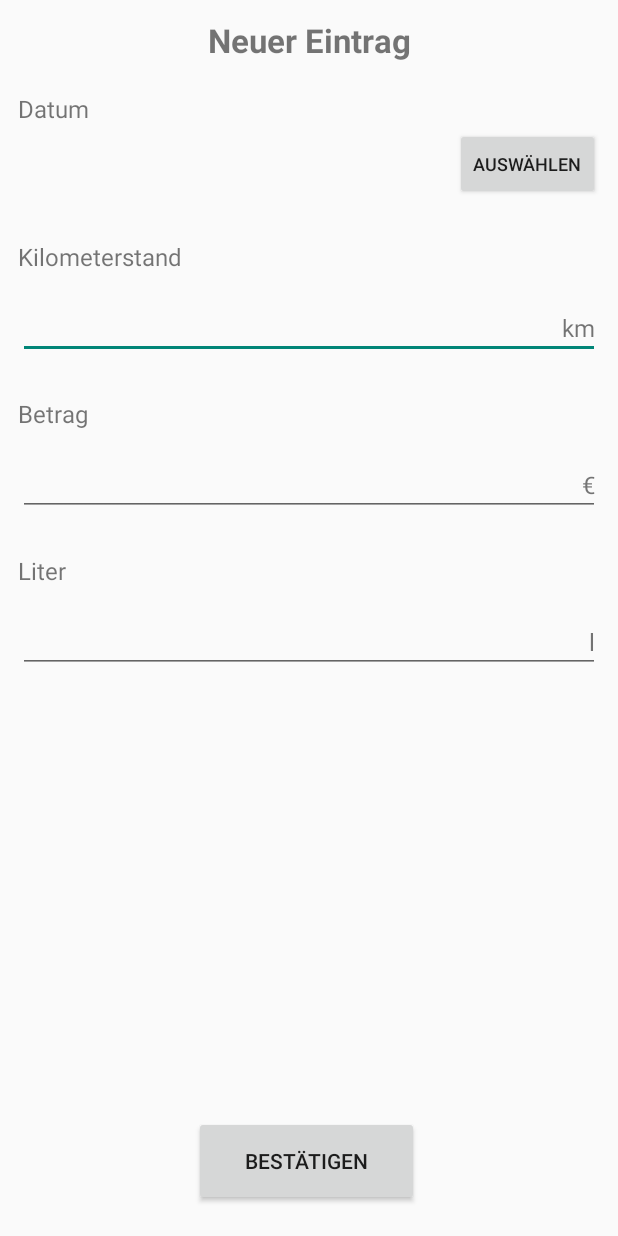
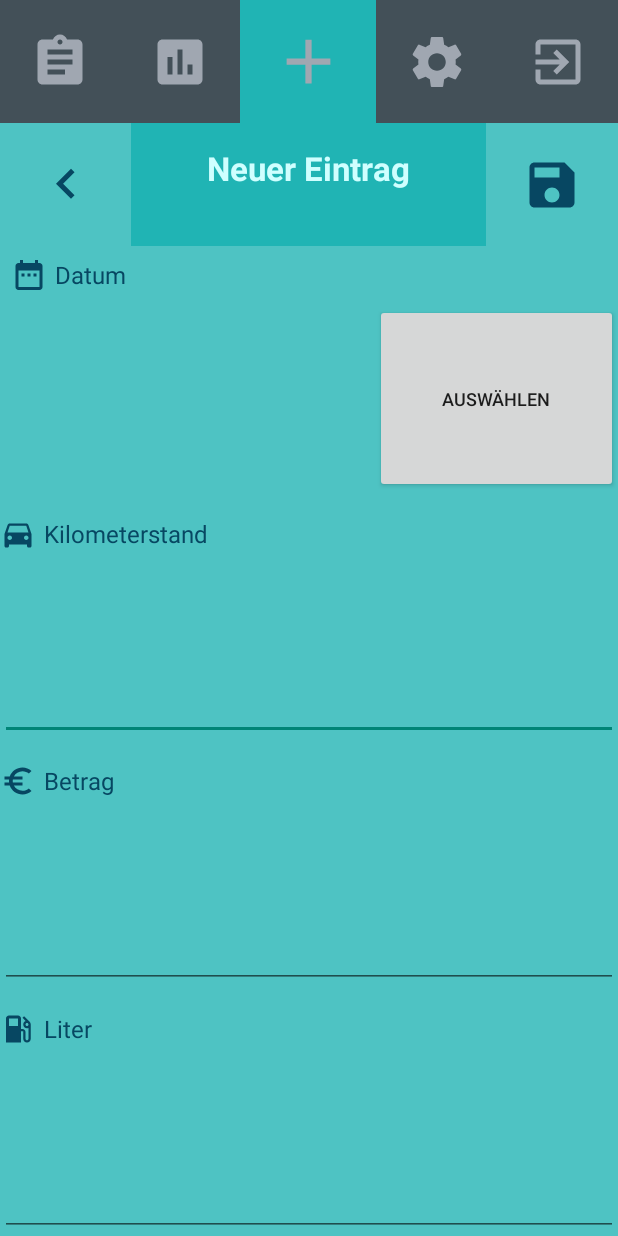
Before and after one commit to BlumMarkus/FillMe, an Android app: the newEntryActivity screen opened directly, with no data from a screen before it, on a phone screen of 412 x 824 dp. Run offline under Robolectric (Android 15) with nearby library versions, the phone set to English and light mode, and no system bars; 3 statements that could not run were skipped.

Commit message:
Neues Farb-Schema NewEntry

```diff
--- /dev/null
+++ b/app/src/main/res/drawable/newEntry_back.xml
@@ -0,0 +1,4 @@
+<vector android:height="40dp" android:viewportHeight="24.0"
+    android:viewportWidth="24.0" android:width="40dp" xmlns:android="http://schemas.android.com/apk/res/android">
+    <path android:fillColor="#074762" android:pathData="M15.41,16.09l-4.58,-4.59 4.58,-4.59L14,5.5l-6,6 6,6z"/>
+</vector>
--- /dev/null
+++ b/app/src/main/res/drawable/newEntry_save.xml
@@ -0,0 +1,4 @@
+<vector android:height="40dp" android:viewportHeight="24.0"
+    android:viewportWidth="24.0" android:width="40dp" xmlns:android="http://schemas.android.com/apk/res/android">
+    <path android:fillColor="#074762" android:pathData="M17,3L5,3c-1.11,0 -2,0.9 -2,2v14c0,1.1 0.89,2 2,2h14c1.1,0 2,-0.9 2,-2L21,7l-4,-4zM12,19c-1.66,0 -3,-1.34 -3,-3s1.34,-3 3,-3 3,1.34 3,3 -1.34,3 -3,3zM15,9L5,9L5,5h10v4z"/>
+</vector>
--- a/app/src/main/res/layout/activity_newentry.xml
+++ b/app/src/main/res/layout/activity_newentry.xml
@@ -1,201 +1,257 @@
 <?xml version="1.0" encoding="utf-8"?>
-<android.support.constraint.ConstraintLayout xmlns:android="http://schemas.android.com/apk/res/android"
+
+<android.support.v7.widget.LinearLayoutCompat
+    xmlns:android="http://schemas.android.com/apk/res/android"
     xmlns:app="http://schemas.android.com/apk/res-auto"
     xmlns:tools="http://schemas.android.com/tools"
     android:layout_width="match_parent"
     android:layout_height="match_parent"
+    android:orientation="vertical"
     tools:context="de.me.fill.mblum.android.fillme.newEntryActivity">
+
+    <LinearLayout
+        android:id="@+id/newEntry_layout_icon"
+        android:layout_width="match_parent"
+        android:layout_height="0dp"
+        android:orientation="horizontal"
+        android:layout_weight="2"
+        android:background="@color/background"
+        app:layout_constraintHorizontal_bias="0.0"
+        app:layout_constraintLeft_toLeftOf="parent"
+        app:layout_constraintRight_toRightOf="parent"
+        app:layout_constraintTop_toBottomOf="parent">
+
+
+        <ImageButton
+            android:id="@+id/btn_menu_show_statistic_list"
+            android:layout_width="wrap_content"
+            android:layout_height="match_parent"
+            android:layout_weight="1"
+            android:background="@color/background"
+            app:srcCompat="@drawable/menu_show_list"/>
+
+        <ImageButton
+            android:id="@+id/btn_menu_show_statistic_diagram"
+            android:layout_width="wrap_content"
+            android:layout_height="match_parent"
+            android:layout_weight="1"
+            android:background="@color/background"
+            app:srcCompat="@drawable/menu_show_statistics" />
+
+        <ImageButton
+            android:id="@+id/btn_menu_add_new_entry"
+            android:layout_width="wrap_content"
+            android:layout_height="match_parent"
+            android:layout_weight="1"
+            android:background="@color/backgroundBlue"
+            app:srcCompat="@drawable/menu_add_new" />
+
+        <ImageButton
+            android:id="@+id/btm_menu_show_settings"
+            android:layout_width="wrap_content"
+            android:layout_height="match_parent"
+            android:layout_weight="1"
+            android:background="@color/background"
+            app:srcCompat="@drawable/menu_show_settings" />
+
+        <ImageButton
+            android:id="@+id/btn_menu_exit_app"
+            android:layout_width="wrap_content"
+            android:layout_height="match_parent"
+            android:layout_weight="1"
+            android:background="@color/background"
+            app:srcCompat="@drawable/menu_exit_app" />
+    </LinearLayout>
+
+    <LinearLayout
+        android:id="@+id/newEntry_layout_headline"
+        android:layout_width="match_parent"
+        android:layout_height="0dp"
+        android:orientation="horizontal"
+        android:layout_weight="2"
+        android:background="@color/backgroundBlue"
+        app:layout_constraintHorizontal_bias="0.0"
+        app:layout_constraintLeft_toLeftOf="parent"
+        app:layout_constraintRight_toRightOf="parent"
+        app:layout_constraintTop_toBottomOf="@id/newEntry_layout_icon">
+
+        <ImageButton
+            android:id="@+id/btn_newEntry_back"
+            android:layout_width="wrap_content"
+            android:layout_height="match_parent"
+            android:layout_weight="1"
+            android:background="@color/backgroundlightBlue"
+            app:srcCompat="@drawable/newEntry_back" />
 
         <TextView
             android:id="@+id/txt_headlineNewEntry"
-        android:layout_width="wrap_content"
-        android:layout_height="wrap_content"
-        android:layout_marginTop="12dp"
+            android:layout_width="0dp"
+            android:layout_height="match_parent"
+            android:layout_weight="5"
             android:text="@string/str_headlineNewEntry"
             android:textSize="22sp"
             android:textStyle="bold"
+            android:textColor="@color/title"
+            android:textAlignment="center"
+            android:paddingTop="15dp"/>
+
+        <ImageButton
+            android:id="@+id/btn_newEntry_save"
+            android:layout_width="wrap_content"
+            android:layout_height="match_parent"
+            android:layout_weight="1"
+            android:background="@color/backgroundlightBlue"
+            app:srcCompat="@drawable/newEntry_save" />
+    </LinearLayout>
+
+    <RelativeLayout
+        android:id="@+id/newEntry_layout_date"
+        android:layout_width="match_parent"
+        android:layout_height="0dp"
+        android:orientation="horizontal"
+        android:layout_weight="4"
+        android:background="@color/backgroundlightBlue"
+        app:layout_constraintHorizontal_bias="0.0"
         app:layout_constraintLeft_toLeftOf="parent"
         app:layout_constraintRight_toRightOf="parent"
-        app:layout_constraintTop_toTopOf="parent"
-        tools:layout_constraintLeft_creator="1"
-        tools:layout_constraintRight_creator="1" />
+        app:layout_constraintTop_toBottomOf="@id/newEntry_layout_headline">
 
         <TextView
-        android:id="@+id/txt_titleDate"
-        android:layout_width="wrap_content"
+            android:id="@+id/tv_newEntry_date_title"
+            android:layout_width="match_parent"
             android:layout_height="wrap_content"
-        android:layout_marginLeft="12dp"
-        android:layout_marginTop="20dp"
-        android:text="@string/str_date"
+            android:text="Datum"
             android:textSize="16sp"
-        app:layout_constraintLeft_toLeftOf="parent"
-        app:layout_constraintTop_toBottomOf="@+id/txt_headlineNewEntry"
-        android:layout_marginStart="12dp" />
+            android:textColor="@color/text"
+            android:padding="7dp"
+            android:layout_alignParentTop="true"
+            android:gravity="center_vertical"
+            android:drawableStart="@drawable/calendar_icon"
+            android:drawablePadding="5dp"/>
 
         <TextView
-        android:id="@+id/txt_Date"
-        android:layout_width="230dp"
-        android:layout_height="wrap_content"
-        android:layout_marginEnd="8dp"
-        android:layout_marginLeft="12dp"
-        android:layout_marginRight="8dp"
-        android:layout_marginStart="12dp"
-        android:layout_marginTop="12dp"
+            android:id="@+id/tv_newEntry_date_field"
+            android:layout_width="250dp"
+            android:layout_height="match_parent"
             android:textSize="25sp"
+            android:layout_below="@id/tv_newEntry_date_title"/>
+
+        <Button
+            android:id="@+id/btn_newEntry_date_select"
+            android:layout_height="match_parent"
+            android:layout_width="match_parent"
+            android:text="@string/str_pickDate"
+            android:textSize="12sp"
+            android:layout_toEndOf="@id/tv_newEntry_date_field"
+            android:layout_below="@id/tv_newEntry_date_title"/>
+
+    </RelativeLayout>
+
+    <LinearLayout
+        android:id="@+id/newEntry_layout_mileage"
+        android:layout_width="match_parent"
+        android:layout_height="0dp"
+        android:orientation="vertical"
+        android:layout_weight="4"
+        android:background="@color/backgroundlightBlue"
+        app:layout_constraintHorizontal_bias="0.0"
         app:layout_constraintLeft_toLeftOf="parent"
-        app:layout_constraintRight_toLeftOf="@+id/btn_SelectDate"
-        app:layout_constraintTop_toBottomOf="@+id/txt_titleDate" />
+        app:layout_constraintRight_toRightOf="parent"
+        app:layout_constraintTop_toBottomOf="@id/newEntry_layout_date">
 
         <TextView
-        android:id="@+id/txt_TitleMileage"
-        android:layout_width="wrap_content"
-        android:layout_height="wrap_content"
-        android:layout_marginLeft="12dp"
-        android:layout_marginStart="12dp"
-        android:text="@string/str_Mileage"
+            android:id="@+id/tv_newEntry_mileage_title"
+            android:layout_width="match_parent"
+            android:layout_height="0dp"
+            android:layout_weight="1"
+            android:text="Kilometerstand"
             android:textSize="16sp"
-        app:layout_constraintLeft_toLeftOf="parent"
-        android:layout_marginTop="30dp"
-        app:layout_constraintTop_toBottomOf="@+id/txt_Date" />
+            android:textColor="@color/text"
+            android:gravity="center_vertical"
+            android:drawableStart="@drawable/car_icon"
+            android:drawablePadding="5dp"/>
 
         <EditText
-        android:id="@+id/input_Mileage"
-        android:layout_width="0dp"
-        android:layout_height="wrap_content"
-        android:layout_marginEnd="12dp"
-        android:layout_marginLeft="12dp"
-        android:layout_marginRight="12dp"
-        android:layout_marginStart="12dp"
-        android:layout_marginTop="2dp"
+            android:id="@+id/input_newEntry_mileage"
+            android:layout_width="match_parent"
+            android:layout_height="0dp"
+            android:layout_weight="2"
             android:ems="10"
             android:inputType="number"
             android:textAlignment="center"
             android:textColorLink="@android:color/holo_blue_bright"
-        android:textSize="25sp"
+            android:textSize="25sp" />
+    </LinearLayout>
+
+    <LinearLayout
+        android:id="@+id/newEntry_layout_cost"
+        android:layout_width="match_parent"
+        android:layout_height="0dp"
+        android:orientation="vertical"
+        android:layout_weight="4"
+        android:background="@color/backgroundlightBlue"
         app:layout_constraintHorizontal_bias="0.0"
         app:layout_constraintLeft_toLeftOf="parent"
         app:layout_constraintRight_toRightOf="parent"
-        app:layout_constraintTop_toBottomOf="@+id/txt_TitleMileage"
-        tools:layout_constraintLeft_creator="1"
-        tools:layout_constraintRight_creator="1" />
+        app:layout_constraintTop_toBottomOf="@id/newEntry_layout_date">
 
         <TextView
-        android:id="@+id/txt_UnitMileage"
-        android:layout_width="wrap_content"
-        android:layout_height="wrap_content"
-        android:layout_marginRight="15dp"
-        android:layout_marginTop="25dp"
-        android:text="@string/str_UnitActualMileage"
+            android:id="@+id/tv_newEntry_cost_title"
+            android:layout_width="match_parent"
+            android:layout_height="0dp"
+            android:layout_weight="1"
+            android:text="Betrag"
             android:textSize="16sp"
+            android:textColor="@color/text"
+            android:gravity="center_vertical"
+            android:drawableStart="@drawable/euro_icon"
+            android:drawablePadding="5dp"/>
+
+        <EditText
+            android:id="@+id/input_newEntry_cost"
+            android:layout_width="match_parent"
+            android:layout_height="0dp"
+            android:layout_weight="2"
+            android:ems="10"
+            android:inputType="number"
+            android:textAlignment="center"
+            android:textColorLink="@android:color/holo_blue_bright"
+            android:textSize="25sp" />
+    </LinearLayout>
+
+    <LinearLayout
+        android:id="@+id/newEntry_layout_liter"
+        android:layout_width="match_parent"
+        android:layout_height="0dp"
+        android:orientation="vertical"
+        android:layout_weight="4"
+        android:background="@color/backgroundlightBlue"
+        app:layout_constraintHorizontal_bias="0.0"
+        app:layout_constraintLeft_toLeftOf="parent"
         app:layout_constraintRight_toRightOf="parent"
-        app:layout_constraintTop_toBottomOf="@+id/txt_TitleMileage"
-        android:layout_marginEnd="15dp" />
+        app:layout_constraintTop_toBottomOf="@id/newEntry_layout_date">
 
         <TextView
-        android:id="@+id/txt_TitleAmount"
-        android:layout_width="wrap_content"
-        android:layout_height="wrap_content"
-        android:layout_marginLeft="12dp"
-        android:layout_marginTop="25dp"
-        android:text="@string/str_amount"
+            android:id="@+id/tv_newEntry_liter_title"
+            android:layout_width="match_parent"
+            android:layout_height="0dp"
+            android:layout_weight="1"
+            android:text="Liter"
             android:textSize="16sp"
-        app:layout_constraintLeft_toLeftOf="parent"
-        app:layout_constraintTop_toBottomOf="@+id/input_Mileage"
-        android:layout_marginStart="12dp" />
-
-    <TextView
-        android:id="@+id/txt_UnitAmount"
-        android:layout_width="wrap_content"
-        android:layout_height="wrap_content"
-        android:layout_marginRight="15dp"
-        android:layout_marginTop="25dp"
-        android:text="@string/str_UnitEuro"
-        android:textSize="16sp"
-        app:layout_constraintRight_toRightOf="parent"
-        app:layout_constraintTop_toBottomOf="@+id/txt_TitleAmount"
-        android:layout_marginEnd="15dp" />
+            android:textColor="@color/text"
+            android:gravity="center_vertical"
+            android:drawableStart="@drawable/gasstation_icon"
+            android:drawablePadding="5dp"/>
 
         <EditText
-        android:id="@+id/input_Amount"
-        android:layout_width="0dp"
-        android:layout_height="wrap_content"
-        android:layout_marginLeft="12dp"
-        android:layout_marginRight="12dp"
-        android:layout_marginTop="2dp"
+            android:id="@+id/input_newEntry_liter"
+            android:layout_width="match_parent"
+            android:layout_height="0dp"
+            android:layout_weight="2"
             android:ems="10"
-        android:inputType="numberDecimal"
+            android:inputType="number"
             android:textAlignment="center"
-        android:textSize="25sp"
-        app:layout_constraintLeft_toLeftOf="parent"
-        app:layout_constraintRight_toRightOf="parent"
-        app:layout_constraintTop_toBottomOf="@+id/txt_TitleAmount"
-        android:layout_marginStart="12dp"
-        android:layout_marginEnd="12dp" />
-
-    <TextView
-        android:id="@+id/txt_TitleLiter"
-        android:layout_width="wrap_content"
-        android:layout_height="wrap_content"
-        android:layout_marginLeft="12dp"
-        android:text="@string/str_liter"
-        android:textSize="16sp"
-        app:layout_constraintLeft_toLeftOf="parent"
-        android:layout_marginStart="12dp"
-        android:layout_marginTop="25dp"
-        app:layout_constraintTop_toBottomOf="@+id/input_Amount" />
-
-    <TextView
-        android:id="@+id/txt_UnitLiter"
-        android:layout_width="wrap_content"
-        android:layout_height="wrap_content"
-        android:layout_marginRight="15dp"
-        android:layout_marginTop="25dp"
-        android:text="@string/str_UnitLiter"
-        android:textSize="16sp"
-        app:layout_constraintRight_toRightOf="parent"
-        app:layout_constraintTop_toBottomOf="@+id/txt_TitleLiter"
-        android:layout_marginEnd="15dp" />
-
-    <EditText
-        android:id="@+id/input_Liter"
-        android:layout_width="0dp"
-        android:layout_height="wrap_content"
-        android:layout_marginLeft="12dp"
-        android:layout_marginRight="12dp"
-        android:layout_marginTop="2dp"
-        android:ems="10"
-        android:inputType="numberDecimal"
-        android:textAlignment="center"
-        android:textSize="25sp"
-        app:layout_constraintLeft_toLeftOf="parent"
-        app:layout_constraintRight_toRightOf="parent"
-        app:layout_constraintTop_toBottomOf="@+id/txt_TitleLiter"
-        android:layout_marginStart="12dp"
-        android:layout_marginEnd="12dp" />
-
-    <Button
-        android:id="@+id/btn_SelectDate"
-        android:layout_width="wrap_content"
-        android:layout_height="wrap_content"
-        android:layout_marginRight="12dp"
-        android:layout_marginTop="2dp"
-        android:text="@string/str_pickDate"
-        android:textSize="12sp"
-        app:layout_constraintRight_toRightOf="parent"
-        app:layout_constraintTop_toBottomOf="@+id/txt_titleDate"
-        android:layout_marginEnd="12dp" />
-
-    <Button
-        android:id="@+id/btn_accept"
-        android:layout_width="150dp"
-        android:layout_height="60dp"
-        android:layout_marginBottom="20dp"
-        android:layout_marginRight="12dp"
-        android:text="@string/str_accept"
-        app:layout_constraintBottom_toBottomOf="parent"
-        app:layout_constraintRight_toRightOf="parent"
-        android:layout_marginEnd="12dp"
-        android:layout_marginLeft="8dp"
-        app:layout_constraintLeft_toLeftOf="parent" />
-
-</android.support.constraint.ConstraintLayout>
+            android:textColorLink="@android:color/holo_blue_bright"
+            android:textSize="25sp" />
+    </LinearLayout>
+</android.support.v7.widget.LinearLayoutCompat>
```
Lines whose indentation alone changed are shown as unchanged.
